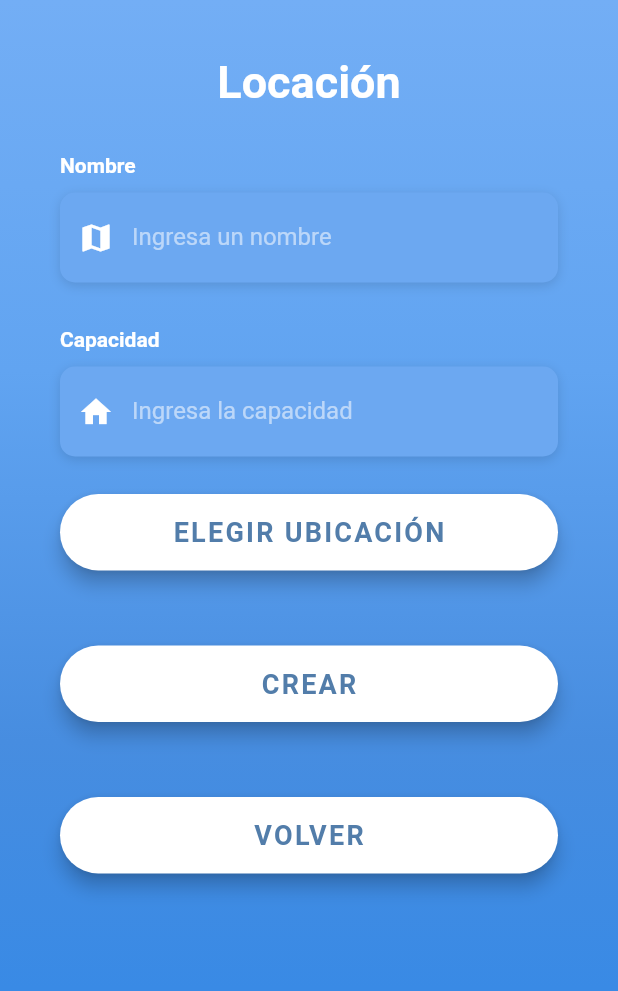
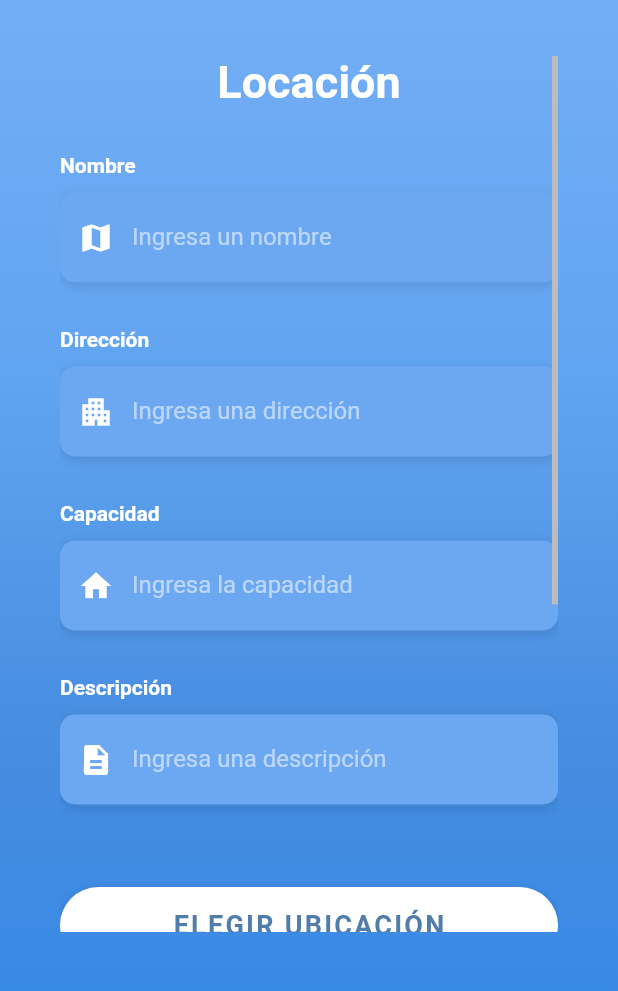
Before and after one commit to a-lavia/ARQWEB-TP1-FRONTEND, a Flutter app: the RegisterLocationScreen screen opened directly, on a phone screen of 412 x 824 dp, the part 124-1115 px from its top. Run offline on Flutter 3.47's test engine with Material 2 defaults, Android fonts, the phone set to English and light mode, and no system bars; our stand-ins replace google_maps_flutter, qr_flutter; missing offline and left inert: qr; Roboto replaces fonts that are missing (OpenSans).

Commit message:
Crear locación muestra el QR generado

```diff
--- a/lib/RegisterLocationScreen.dart
+++ b/lib/RegisterLocationScreen.dart
@@ -1,6 +1,8 @@
 import 'package:flutter/material.dart';
+import 'package:flutter/services.dart';
 import 'package:google_maps_flutter/google_maps_flutter.dart';
 import 'package:swagger/api.dart';
+import 'package:yoestuveahi/ErrorScreen.dart';
 import 'Client.dart';
 import 'LocationQRScreen.dart';
 import 'PickLocationScreen.dart';
@@ -14,8 +16,11 @@ class RegisterLocationScreen extends StatefulWidget {
 class _RegisterLocationScreenState extends State<RegisterLocationScreen> {
   final _formKey = GlobalKey<FormState>();
   final TextEditingController _nameTextController = TextEditingController();
+  final TextEditingController _addressTextController = TextEditingController();
   final TextEditingController _capacityTextController = TextEditingController();
+  final TextEditingController _descriptionTextController = TextEditingController();
   LatLng _position;
+
 
   Widget _buildNameTextField() {
     return textField(
@@ -31,16 +36,46 @@ class _RegisterLocationScreenState extends State<RegisterLocationScreen> {
         });
   }
 
+  Widget _buildAddressTextField() {
+    return textField(
+        name: 'Dirección',
+        hint: 'Ingresa una dirección',
+        icon: Icons.apartment,
+        controller: _addressTextController,
+        validator: (value) {
+          if (value.isEmpty) {
+            return 'Campo dirección vacío';
+          }
+          return null;
+        });
+  }
+
   Widget _buildCapacityTextField() {
     return textField(
         name: 'Capacidad',
         hint: 'Ingresa la capacidad',
         keyboardType: TextInputType.number,
+        inputFormatters: [FilteringTextInputFormatter.digitsOnly],
         icon: Icons.home,
         controller: _capacityTextController,
         validator: (value) {
           if (value.isEmpty) {
             return 'Campo capacidad vacío';
+          }
+          return null;
+        });
+  }
+
+
+  Widget _buildDescriptionTextField() {
+    return textField(
+        name: 'Descripción',
+        hint: 'Ingresa una descripción',
+        icon: Icons.description,
+        controller: _descriptionTextController,
+        validator: (value) {
+          if (value.isEmpty) {
+            return 'Campo descripción vacío';
           }
           return null;
         });
@@ -55,30 +90,40 @@ class _RegisterLocationScreenState extends State<RegisterLocationScreen> {
         });
   }
 
+  Widget _buildUploadImageBtn() {
+    return button(
+        text: 'SUBIR IMAGEN',
+        //TODO: Subir imagen
+        onPressed: () async {
+        });
+  }
+
   Widget _buildCreateBtn() {
     return button(
         text: 'CREAR',
-        onPressed: () {
+        onPressed: () async {
           if (_formKey.currentState.validate()) {
             if (_position == null) {
               showAlertDialog(context, msg: 'Elija una ubicación por favor.');
             } else {
-              //TODO: Completar todos los campos
               NewLocation newLocation = NewLocation();
               newLocation.name = _nameTextController.text;
+              newLocation.address = _addressTextController.text;
+              newLocation.description = _descriptionTextController.text;
+              //newLocation.images = _nameTextController.text;//TODO: Subir imagen
               newLocation.maxCapacity = double.parse(_capacityTextController.text);
               newLocation.latitude = _position.latitude.toString();
               newLocation.longitude = _position.longitude.toString();
-
+              print(newLocation);
               try {
-                Client.getInstance().locationApi.locationPost(newLocation);
+                Location location = await Client.getInstance().locationApi.locationPost(newLocation);
+                Navigator.push(context, MaterialPageRoute(builder: (context) => LocationQrScreen(locationId: location.id)));
+                print(location);//FIXME: DEBUG
               } catch (e) {
-                //TODO: Mostrar algún mensaje de error en pantalla
+                Navigator.push(context, MaterialPageRoute(builder: (context) => ErrorScreen(apiException: e)));
                 print("Error: $e\n");
               }
 
-              //Navigator.push(context,
-                  //MaterialPageRoute(builder: (context) => LocationQrScreen()));
             }
           }
         });
@@ -101,8 +146,14 @@ class _RegisterLocationScreenState extends State<RegisterLocationScreen> {
                     SizedBox(height: 30.0),
                     _buildNameTextField(),
                     SizedBox(height: 30.0),
+                    _buildAddressTextField(),
+                    SizedBox(height: 30.0),
                     _buildCapacityTextField(),
+                    SizedBox(height: 30.0),
+                    _buildDescriptionTextField(),
+                    SizedBox(height: 30.0),
                     _buildPickLocationBtn(),
+                    _buildUploadImageBtn(),
                     _buildCreateBtn(),
                     _buildBackBtn(),
                   ],
--- a/lib/StyleUtils.dart
+++ b/lib/StyleUtils.dart
@@ -96,7 +96,7 @@ class BackgroundFrame extends StatelessWidget {
   }
 }
 
-Widget textField({name='Text Field', hint = 'Hint...', keyboardType = TextInputType.text, obscureText = false, controller, validator, icon = Icons.add}) {
+Widget textField({name='Text Field', hint = 'Hint...', keyboardType = TextInputType.text, obscureText = false, controller, validator, icon = Icons.add, inputFormatters}) {
   return Column(
     crossAxisAlignment: CrossAxisAlignment.start,
     children: <Widget>[
@@ -113,6 +113,7 @@ Widget textField({name='Text Field', hint = 'Hint...', keyboardType = TextInputT
           obscureText: obscureText,
           controller: controller,
           keyboardType: keyboardType,
+          inputFormatters: inputFormatters,
           validator: validator,
           style: textFieldTextStyle,
           decoration: InputDecoration(
```
Also changed, not shown: lib/ErrorScreen.dart (added, +26 -0 lines), lib/LocationQRScreen.dart (+11 -56 lines).
